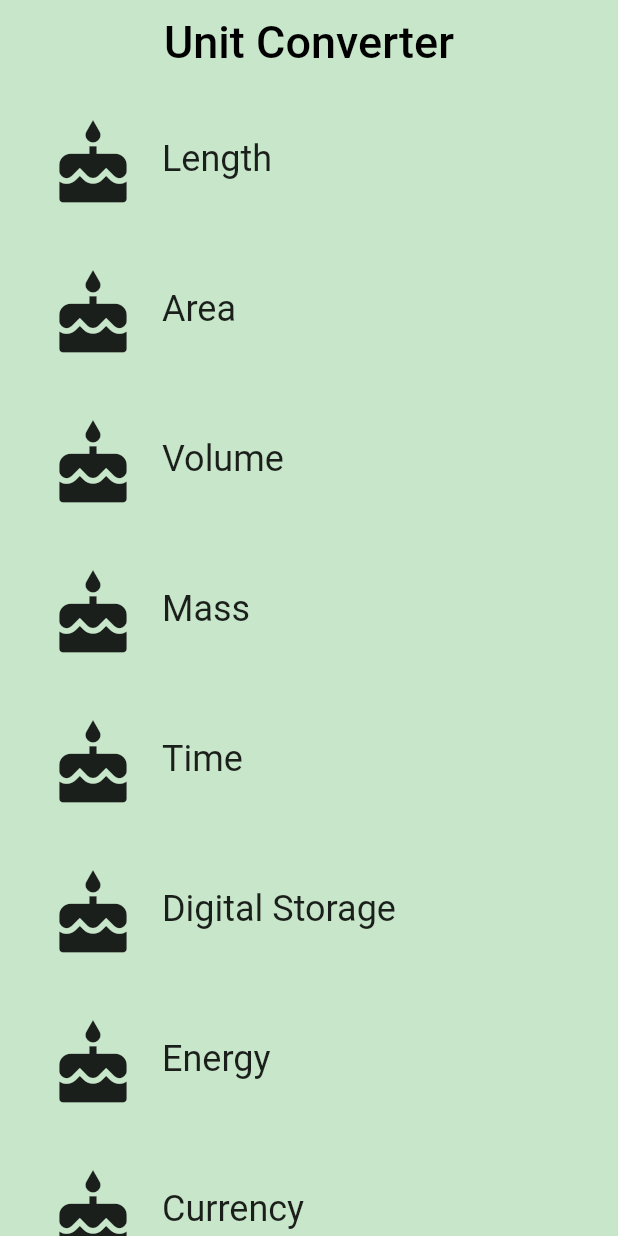
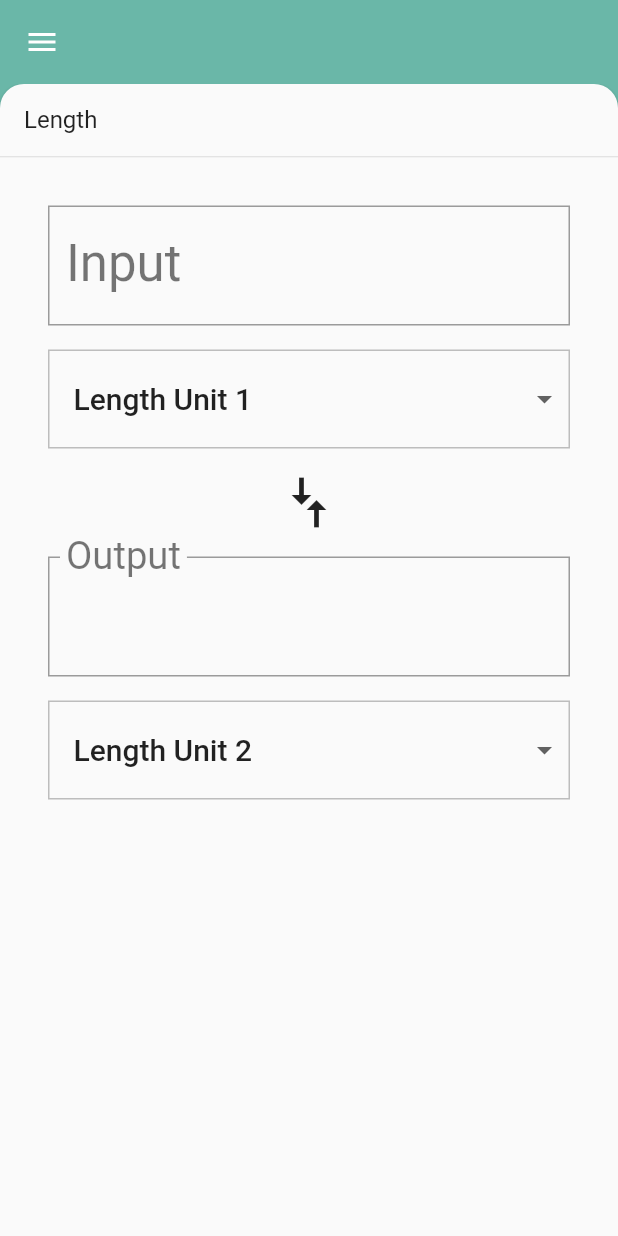
Before and after one commit to faraazahmad/unit_converter, a Flutter app: the screen it shows after launch, on a phone screen of 412 x 824 dp. Run offline on Flutter 3.47's test engine with Material 2 defaults, Android fonts, the phone set to English and light mode, and no system bars.

Commit message:
add backdrop

```diff
--- /dev/null
+++ b/lib/backdrop.dart
@@ -0,0 +1,277 @@
+// Copyright 2018 The Chromium Authors. All rights reserved.
+// Use of this source code is governed by a BSD-style license that can be
+// found in the LICENSE file.
+
+import 'dart:math' as math;
+
+import 'package:flutter/material.dart';
+import 'package:meta/meta.dart';
+
+import 'category.dart';
+
+const double _kFlingVelocity = 2.0;
+
+class _BackdropPanel extends StatelessWidget {
+  const _BackdropPanel({
+    Key key,
+    this.onTap,
+    this.onVerticalDragUpdate,
+    this.onVerticalDragEnd,
+    this.title,
+    this.child,
+  }) : super(key: key);
+
+  final VoidCallback onTap;
+  final GestureDragUpdateCallback onVerticalDragUpdate;
+  final GestureDragEndCallback onVerticalDragEnd;
+  final Widget title;
+  final Widget child;
+
+  @override
+  Widget build(BuildContext context) {
+    return Material(
+      elevation: 2.0,
+      borderRadius: BorderRadius.only(
+        topLeft: Radius.circular(16.0),
+        topRight: Radius.circular(16.0),
+      ),
+      child: Column(
+        crossAxisAlignment: CrossAxisAlignment.stretch,
+        children: <Widget>[
+          GestureDetector(
+            behavior: HitTestBehavior.opaque,
+            onVerticalDragUpdate: onVerticalDragUpdate,
+            onVerticalDragEnd: onVerticalDragEnd,
+            onTap: onTap,
+            child: Container(
+              height: 48.0,
+              padding: EdgeInsetsDirectional.only(start: 16.0),
+              alignment: AlignmentDirectional.centerStart,
+              child: DefaultTextStyle(
+                style: Theme.of(context).textTheme.subhead,
+                child: title,
+              ),
+            ),
+          ),
+          Divider(
+            height: 1.0,
+          ),
+          Expanded(
+            child: child,
+          ),
+        ],
+      ),
+    );
+  }
+}
+
+class _BackdropTitle extends AnimatedWidget {
+  final Widget frontTitle;
+  final Widget backTitle;
+
+  const _BackdropTitle({
+    Key key,
+    Listenable listenable,
+    this.frontTitle,
+    this.backTitle,
+  }) : super(key: key, listenable: listenable);
+
+  @override
+  Widget build(BuildContext context) {
+    final Animation<double> animation = this.listenable;
+    return DefaultTextStyle(
+      style: Theme.of(context).primaryTextTheme.title,
+      softWrap: false,
+      overflow: TextOverflow.ellipsis,
+      // Here, we do a custom cross fade between backTitle and frontTitle.
+      // This makes a smooth animation between the two texts.
+      child: Stack(
+        children: <Widget>[
+          Opacity(
+            opacity: CurvedAnimation(
+              parent: ReverseAnimation(animation),
+              curve: Interval(0.5, 1.0),
+            ).value,
+            child: backTitle,
+          ),
+          Opacity(
+            opacity: CurvedAnimation(
+              parent: animation,
+              curve: Interval(0.5, 1.0),
+            ).value,
+            child: frontTitle,
+          ),
+        ],
+      ),
+    );
+  }
+}
+
+/// Builds a Backdrop.
+///
+/// A Backdrop widget has two panels, front and back. The front panel is shown
+/// by default, and slides down to show the back panel, from which a user
+/// can make a selection. The user can also configure the titles for when the
+/// front or back panel is showing.
+class Backdrop extends StatefulWidget {
+  final Category currentCategory;
+  final Widget frontPanel;
+  final Widget backPanel;
+  final Widget frontTitle;
+  final Widget backTitle;
+
+  const Backdrop({
+    @required this.currentCategory,
+    @required this.frontPanel,
+    @required this.backPanel,
+    @required this.frontTitle,
+    @required this.backTitle,
+  })  : assert(currentCategory != null),
+        assert(frontPanel != null),
+        assert(backPanel != null),
+        assert(frontTitle != null),
+        assert(backTitle != null);
+
+  @override
+  _BackdropState createState() => _BackdropState();
+}
+
+class _BackdropState extends State<Backdrop>
+    with SingleTickerProviderStateMixin {
+  final GlobalKey _backdropKey = GlobalKey(debugLabel: 'Backdrop');
+  AnimationController _controller;
+
+  @override
+  void initState() {
+    super.initState();
+    // This creates an [AnimationController] that can allows for animation for
+    // the BackdropPanel. 0.00 means that the front panel is in "tab" (hidden)
+    // mode, while 1.0 means that the front panel is open.
+    _controller = AnimationController(
+      duration: Duration(milliseconds: 300),
+      value: 1.0,
+      vsync: this,
+    );
+  }
+
+  @override
+  void didUpdateWidget(Backdrop old) {
+    super.didUpdateWidget(old);
+    if (widget.currentCategory != old.currentCategory) {
+      setState(() {
+        _controller.fling(
+            velocity:
+            _backdropPanelVisible ? -_kFlingVelocity : _kFlingVelocity);
+      });
+    } else if (!_backdropPanelVisible) {
+      setState(() {
+        _controller.fling(velocity: _kFlingVelocity);
+      });
+    }
+  }
+
+  @override
+  void dispose() {
+    _controller.dispose();
+    super.dispose();
+  }
+
+  bool get _backdropPanelVisible {
+    final AnimationStatus status = _controller.status;
+    return status == AnimationStatus.completed ||
+        status == AnimationStatus.forward;
+  }
+
+  void _toggleBackdropPanelVisibility() {
+    _controller.fling(
+        velocity: _backdropPanelVisible ? -_kFlingVelocity : _kFlingVelocity);
+  }
+
+  double get _backdropHeight {
+    final RenderBox renderBox = _backdropKey.currentContext.findRenderObject();
+    return renderBox.size.height;
+  }
+
+  // By design: the panel can only be opened with a swipe. To close the panel
+  // the user must either tap its heading or the backdrop's menu icon.
+
+  void _handleDragUpdate(DragUpdateDetails details) {
+    if (_controller.isAnimating ||
+        _controller.status == AnimationStatus.completed) return;
+
+    _controller.value -= details.primaryDelta / _backdropHeight;
+  }
+
+  void _handleDragEnd(DragEndDetails details) {
+    if (_controller.isAnimating ||
+        _controller.status == AnimationStatus.completed) return;
+
+    final double flingVelocity =
+        details.velocity.pixelsPerSecond.dy / _backdropHeight;
+    if (flingVelocity < 0.0)
+      _controller.fling(velocity: math.max(_kFlingVelocity, -flingVelocity));
+    else if (flingVelocity > 0.0)
+      _controller.fling(velocity: math.min(-_kFlingVelocity, -flingVelocity));
+    else
+      _controller.fling(
+          velocity:
+          _controller.value < 0.5 ? -_kFlingVelocity : _kFlingVelocity);
+  }
+
+  Widget _buildStack(BuildContext context, BoxConstraints constraints) {
+    const double panelTitleHeight = 48.0;
+    final Size panelSize = constraints.biggest;
+    final double panelTop = panelSize.height - panelTitleHeight;
+
+    Animation<RelativeRect> panelAnimation = RelativeRectTween(
+      begin: RelativeRect.fromLTRB(
+          0.0, panelTop, 0.0, panelTop - panelSize.height),
+      end: RelativeRect.fromLTRB(0.0, 0.0, 0.0, 0.0),
+    ).animate(_controller.view);
+
+    return Container(
+      key: _backdropKey,
+      color: widget.currentCategory.color,
+      child: Stack(
+        children: <Widget>[
+          widget.backPanel,
+          PositionedTransition(
+            rect: panelAnimation,
+            child: _BackdropPanel(
+              onTap: _toggleBackdropPanelVisibility,
+              onVerticalDragUpdate: _handleDragUpdate,
+              onVerticalDragEnd: _handleDragEnd,
+              title: Text(widget.currentCategory.name),
+              child: widget.frontPanel,
+            ),
+          ),
+        ],
+      ),
+    );
+  }
+
+  @override
+  Widget build(BuildContext context) {
+    return Scaffold(
+      appBar: AppBar(
+        backgroundColor: widget.currentCategory.color,
+        elevation: 0.0,
+        leading: IconButton(
+          onPressed: _toggleBackdropPanelVisibility,
+          icon: AnimatedIcon(
+            icon: AnimatedIcons.close_menu,
+            progress: _controller.view,
+          ),
+        ),
+        title: _BackdropTitle(
+          listenable: _controller.view,
+          frontTitle: widget.frontTitle,
+          backTitle: widget.backTitle,
+        ),
+      ),
+      body: LayoutBuilder(
+        builder: _buildStack,
+      ),
+    );
+  }
+}
--- a/lib/category.dart
+++ b/lib/category.dart
@@ -2,7 +2,7 @@ import 'package:flutter/material.dart';
 // @required is defined in the meta.dart package
 import 'package:meta/meta.dart';
 
-import 'converter_route.dart';
+import 'unit_converter.dart';
 import 'unit.dart';
 
 // We use an underscore to indicate that these variables are private.
@@ -53,10 +53,13 @@ class Category extends StatelessWidget {
             centerTitle: true,
             backgroundColor: color,
           ),
-          body: ConverterRoute(
-            color: color,
-            name: name,
-            units: units,
+          body: UnitConverter(
+            category: Category(
+              color: color,
+              name: name,
+              iconLocation: Icons.cake,
+              units: units,
+            ),
           ),
           // This prevents the attempt to resize the screen when the keyboard
           // is opened
--- a/lib/category_route.dart
+++ b/lib/category_route.dart
@@ -1,9 +1,16 @@
+// Copyright 2018 The Chromium Authors. All rights reserved.
+// Use of this source code is governed by a BSD-style license that can be
+// found in the LICENSE file.
+
 import 'package:flutter/material.dart';
 
 import 'category.dart';
+import 'category_tile.dart';
 import 'unit.dart';
+import 'backdrop.dart';
+import 'unit_converter.dart';
 
-final _backgroundColor = Colors.green[100];
+final _backgroundColor = Color(0xFF6AB7A8);
 
 /// Category Route (screen).
 ///
@@ -20,6 +27,10 @@ class CategoryRoute extends StatefulWidget {
 }
 
 class _CategoryRouteState extends State<CategoryRoute> {
+  // TODO: Keep track of a default [Category], and the currently-selected
+  // [Category]
+  Category _currentCategory;
+  Category _defaultCategory;
   final _categories = <Category>[];
   static const _categoryNames = <String>[
     'Length',
@@ -70,6 +81,8 @@ class _CategoryRouteState extends State<CategoryRoute> {
   @override
   void initState() {
     super.initState();
+
+    // Set the default [Category] for the unit converter that opens
     for (var i = 0; i < _categoryNames.length; i++) {
       _categories.add(Category(
         name: _categoryNames[i],
@@ -77,7 +90,19 @@ class _CategoryRouteState extends State<CategoryRoute> {
         iconLocation: Icons.cake,
         units: _retrieveUnitList(_categoryNames[i]),
       ));
+
+      if(i == 0) {
+        _defaultCategory = _categories[i];
+      }
     }
+  }
+
+  /// Function to call when a [Category] is tapped.
+  void _onCategoryTap(Category category) {
+    setState(() {
+      // set _current_category to tapped category
+      _currentCategory = category;
+    });
   }
 
   /// Makes the correct number of rows for the list view.
@@ -85,7 +110,12 @@ class _CategoryRouteState extends State<CategoryRoute> {
   /// For portrait, we use a [ListView].
   Widget _buildCategoryWidgets() {
     return ListView.builder(
-      itemBuilder: (BuildContext context, int index) => _categories[index],
+      itemBuilder: (BuildContext context, int index) {
+        return CategoryTile(
+          category: _categories[index],
+          onTap: _onCategoryTap,
+        );
+      },
       itemCount: _categories.length,
     );
   }
@@ -109,22 +139,16 @@ class _CategoryRouteState extends State<CategoryRoute> {
       child: _buildCategoryWidgets(),
     );
 
-    final appBar = AppBar(
-      elevation: 0.0,
-      title: Text(
-        'Unit Converter',
-        style: TextStyle(
-          color: Colors.black,
-          fontSize: 30.0,
-        ),
-      ),
-      centerTitle: true,
-      backgroundColor: _backgroundColor,
+    final backDrop = Backdrop(
+      backTitle: Text("Categories"),
+      backPanel: listView,
+      currentCategory: _currentCategory == null ? _defaultCategory : _currentCategory,
+      frontTitle: Text(""),
+      frontPanel: _currentCategory == null ?
+       UnitConverter(category: _defaultCategory) :
+       UnitConverter(category: _currentCategory,),
     );
 
-    return Scaffold(
-      appBar: appBar,
-      body: listView,
-    );
+    return backDrop;
   }
 }
--- /dev/null
+++ b/lib/category_tile.dart
@@ -0,0 +1,85 @@
+// Copyright 2018 The Chromium Authors. All rights reserved.
+// Use of this source code is governed by a BSD-style license that can be
+// found in the LICENSE file.
+
+// To keep your imports tidy, follow the ordering guidelines at
+// https://www.dartlang.org/guides/language/effective-dart/style#ordering
+import 'package:flutter/material.dart';
+import 'package:meta/meta.dart';
+
+import 'category.dart';
+import 'backdrop.dart';
+
+// We use an underscore to indicate that these variables are private.
+// See https://www.dartlang.org/guides/language/effective-dart/design#libraries
+const _rowHeight = 100.0;
+final _borderRadius = BorderRadius.circular(_rowHeight / 2);
+
+/// A [CategoryTile] to display a [Category].
+class CategoryTile extends StatelessWidget {
+  final Category category;
+  final ValueChanged<Category> onTap;
+
+  /// The [CategoryTile] shows the name and color of a [Category] for unit
+  /// conversions.
+  ///
+  /// Tapping on it brings you to the unit converter.
+  const CategoryTile({
+    Key key,
+    @required this.category,
+    @required this.onTap,
+  })  : assert(category != null),
+        assert(onTap != null),
+        super(key: key);
+
+  /// Builds a custom widget that shows [Category] information.
+  ///
+  /// This information includes the icon, name, and color for the [Category].
+  @override
+  // This `context` parameter describes the location of this widget in the
+  // widget tree. It can be used for obtaining Theme data from the nearest
+  // Theme ancestor in the tree. Below, we obtain the display1 text theme.
+  // See https://docs.flutter.io/flutter/material/Theme-class.html
+  Widget build(BuildContext context) {
+    return Material(
+      color: Colors.transparent,
+      child: Container(
+        height: _rowHeight,
+        child: InkWell(
+          borderRadius: _borderRadius,
+          highlightColor: category.color['highlight'],
+          splashColor: category.color['splash'],
+          // We can use either the () => function() or the () { function(); }
+          // syntax.
+          onTap: () => onTap,
+          child: Padding(
+            padding: EdgeInsets.all(8.0),
+            child: Row(
+              crossAxisAlignment: CrossAxisAlignment.stretch,
+              // There are two ways to denote a list: `[]` and `List()`.
+              // Prefer to use the literal syntax, i.e. `[]`, instead of `List()`.
+              // You can add the type argument if you'd like, i.e. <Widget>[].
+              // See https://www.dartlang.org/guides/language/effective-dart/usage#do-use-collection-literals-when-possible
+              children: [
+                Padding(
+                  padding: EdgeInsets.all(16.0),
+                  child: Icon(
+                    category.iconLocation,
+                    size: 60.0,
+                  ),
+                ),
+                Center(
+                  child: Text(
+                    category.name,
+                    textAlign: TextAlign.center,
+                    style: Theme.of(context).textTheme.headline,
+                  ),
+                ),
+              ],
+            ),
+          ),
+        ),
+      ),
+    );
+  }
+}
--- a/lib/converter_route.dart
+++ b/lib/unit_converter.dart
@@ -1,39 +1,27 @@
 import 'package:flutter/material.dart';
 import 'package:meta/meta.dart';
 
+import 'category.dart';
 import 'unit.dart';
 
 const _padding = EdgeInsets.all(16.0);
 
-/// [ConverterRoute] where users can input amounts to convert in one [Unit]
+/// [UnitConverter] where users can input amounts to convert in one [Unit]
 /// and retrieve the conversion in another [Unit] for a specific [Category].
-///
-/// While it is named ConverterRoute, a more apt name would be ConverterScreen,
-/// because it is responsible for the UI at the route's destination.
-class ConverterRoute extends StatefulWidget {
-  /// This [Category]'s name.
-  final String name;
+class UnitConverter extends StatefulWidget {
+  /// The current [Category] for unit conversion.
+  final Category category;
 
-  /// Color for this [Category].
-  final Color color;
-
-  /// Units for this [Category].
-  final List<Unit> units;
-
-  /// This [ConverterRoute] requires the name, color, and units to not be null.
-  const ConverterRoute({
-    @required this.name,
-    @required this.color,
-    @required this.units,
-  })  : assert(name != null),
-        assert(color != null),
-        assert(units != null);
+  /// This [UnitConverter] takes in a [Category] with [Units]. It can't be null.
+  const UnitConverter({
+    @required this.category,
+  }) : assert(category != null);
 
   @override
-  _ConverterRouteState createState() => _ConverterRouteState();
+  _UnitConverterState createState() => _UnitConverterState();
 }
 
-class _ConverterRouteState extends State<ConverterRoute> {
+class _UnitConverterState extends State<UnitConverter> {
   Unit _fromValue;
   Unit _toValue;
   double _inputValue;
@@ -48,10 +36,13 @@ class _ConverterRouteState extends State<ConverterRoute> {
     _setDefaults();
   }
 
+  // TODO: _createDropdownMenuItems() and _setDefaults() should also be called
+  // each time the user switches [Categories].
+
   /// Creates fresh list of [DropdownMenuItem] widgets, given a list of [Unit]s.
   void _createDropdownMenuItems() {
     var newItems = <DropdownMenuItem>[];
-    for (var unit in widget.units) {
+    for (var unit in widget.category.units) {
       newItems.add(DropdownMenuItem(
         value: unit.name,
         child: Container(
@@ -67,11 +58,12 @@ class _ConverterRouteState extends State<ConverterRoute> {
     });
   }
 
-  /// Sets the default values for the 'from' and 'to' [Dropdown]s.
+  /// Sets the default values for the 'from' and 'to' [Dropdown]s, and the
+  /// updated output value if a user had previously entered an input.
   void _setDefaults() {
     setState(() {
-      _fromValue = widget.units[0];
-      _toValue = widget.units[1];
+      _fromValue = widget.category.units[0];
+      _toValue = widget.category.units[1];
     });
   }
 
@@ -119,7 +111,7 @@ class _ConverterRouteState extends State<ConverterRoute> {
   }
 
   Unit _getUnit(String unitName) {
-    return widget.units.firstWhere(
+    return widget.category.units.firstWhere(
           (Unit unit) {
         return unit.name == unitName;
       },
```
